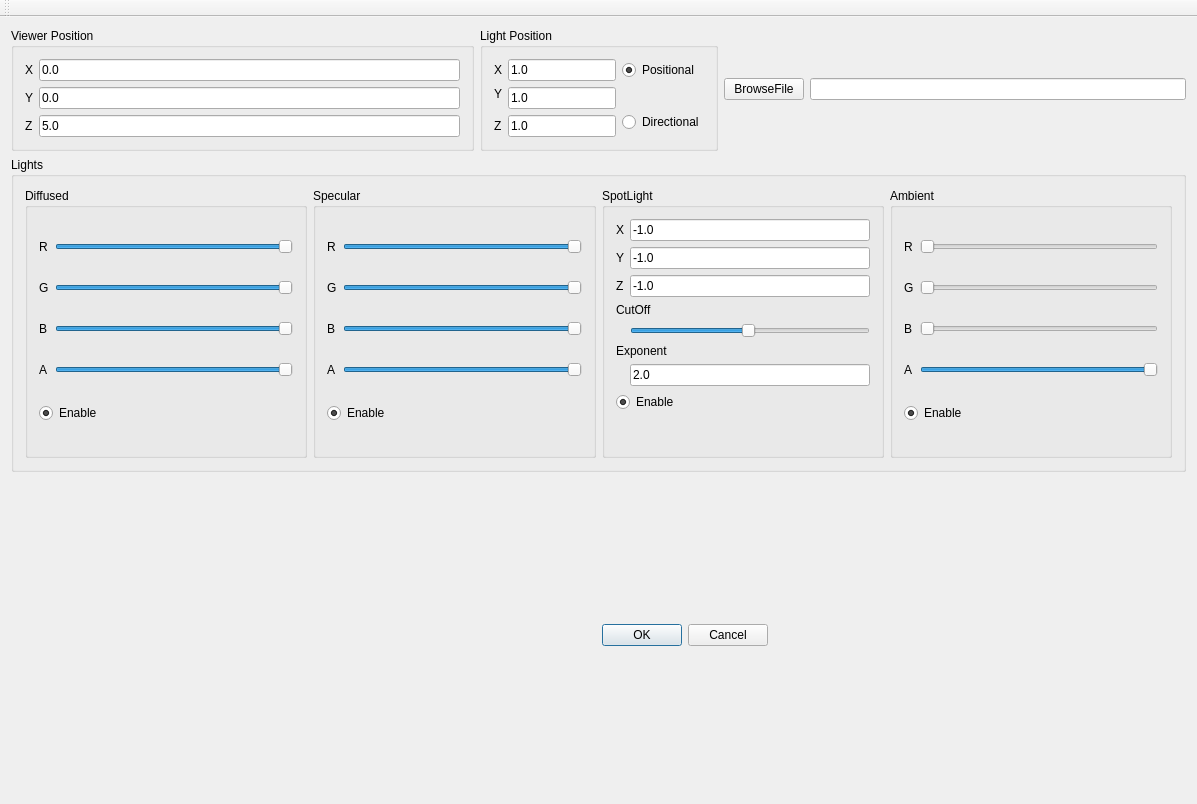
First picture: the form in mainwindow.ui, repository aayush90/GraphicsTermProject, before the edit.
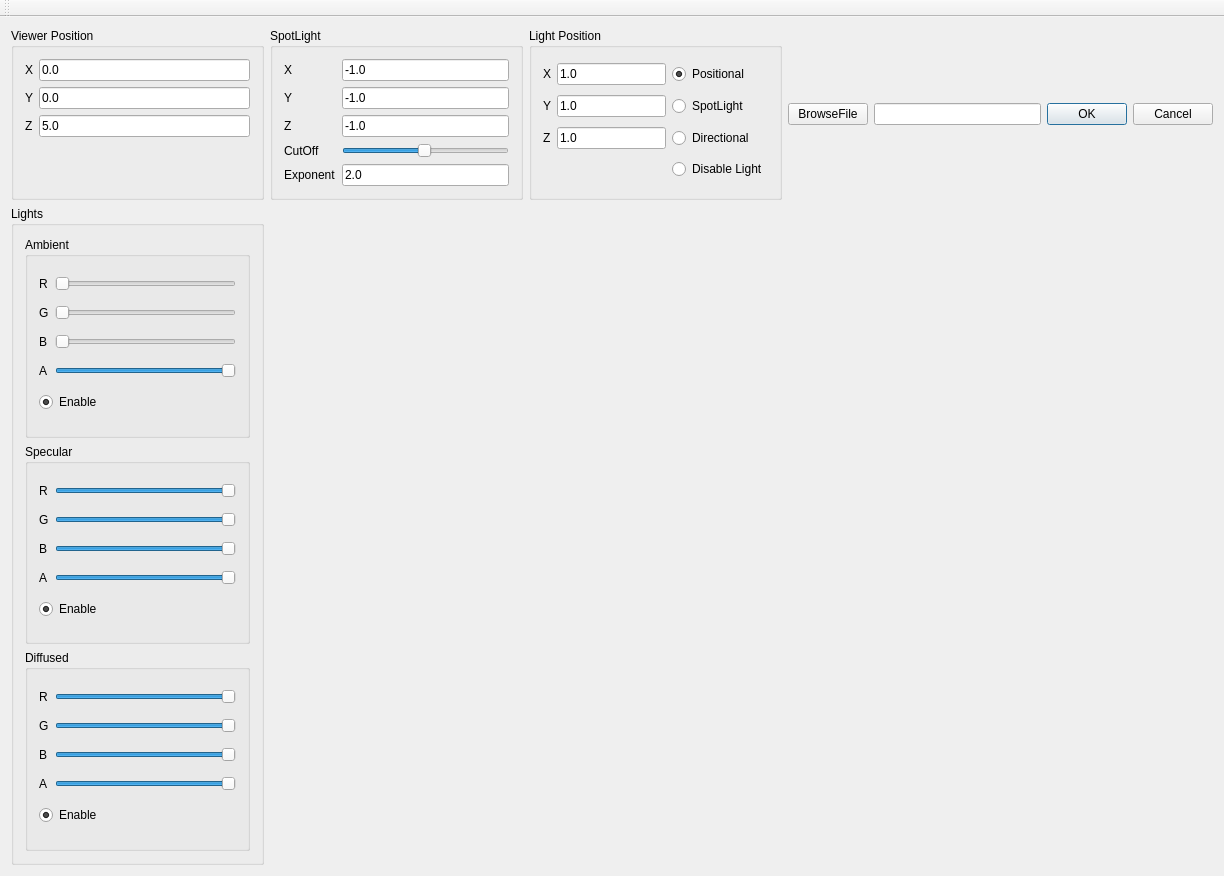
Second picture: the form after the edit. Custom widgets are drawn as their Qt base class.

```diff
--- a/mainwindow.ui
+++ b/mainwindow.ui
@@ -6,8 +6,8 @@
    <rect>
     <x>0</x>
     <y>0</y>
-    <width>1197</width>
-    <height>804</height>
+    <width>1224</width>
+    <height>876</height>
    </rect>
   </property>
   <property name="windowTitle">
@@ -15,17 +15,7 @@
   </property>
   <widget class="QWidget" name="centralWidget">
    <layout class="QGridLayout" name="gridLayout_5">
-    <item row="2" column="0" colspan="2">
-     <widget class="GLWidget" name="openglWidget" native="true">
-      <property name="sizePolicy">
-       <sizepolicy hsizetype="Expanding" vsizetype="Expanding">
-        <horstretch>0</horstretch>
-        <verstretch>0</verstretch>
-       </sizepolicy>
-      </property>
-     </widget>
-    </item>
-    <item row="0" column="1" colspan="2">
+    <item row="0" column="2">
      <widget class="QGroupBox" name="lightPosition">
       <property name="sizePolicy">
        <sizepolicy hsizetype="Expanding" vsizetype="Preferred">
@@ -37,20 +27,6 @@
        <string>Light Position</string>
       </property>
       <layout class="QGridLayout" name="gridLayout">
-       <item row="0" column="0">
-        <widget class="QLabel" name="light_xlabel">
-         <property name="text">
-          <string>X</string>
-         </property>
-        </widget>
-       </item>
-       <item row="0" column="1">
-        <widget class="QLineEdit" name="light_xtext">
-         <property name="text">
-          <string>1.0</string>
-         </property>
-        </widget>
-       </item>
        <item row="0" column="2">
         <widget class="QRadioButton" name="positionalLightEnable">
          <property name="text">
@@ -61,21 +37,14 @@
          </property>
         </widget>
        </item>
-       <item row="1" column="0">
-        <widget class="QLabel" name="light_ylabel">
-         <property name="text">
-          <string>Y</string>
-         </property>
-        </widget>
-       </item>
-       <item row="1" column="1" rowspan="2">
-        <widget class="QLineEdit" name="light_ytext">
+       <item row="0" column="1">
+        <widget class="QLineEdit" name="light_xtext">
          <property name="text">
           <string>1.0</string>
          </property>
         </widget>
        </item>
-       <item row="2" column="2" rowspan="2">
+       <item row="2" column="2">
         <widget class="QRadioButton" name="directionalLightEnable">
          <property name="text">
           <string>Directional</string>
@@ -85,20 +54,58 @@
          </property>
         </widget>
        </item>
-       <item row="3" column="0">
-        <widget class="QLabel" name="light_zlabel">
-         <property name="text">
-          <string>Z</string>
-         </property>
-        </widget>
-       </item>
-       <item row="3" column="1">
+       <item row="2" column="1">
         <widget class="QLineEdit" name="light_ztext">
          <property name="text">
           <string>1.0</string>
          </property>
         </widget>
        </item>
+       <item row="1" column="2">
+        <widget class="QRadioButton" name="spotlight_enable">
+         <property name="text">
+          <string>SpotLight</string>
+         </property>
+         <property name="checked">
+          <bool>false</bool>
+         </property>
+        </widget>
+       </item>
+       <item row="2" column="0">
+        <widget class="QLabel" name="light_zlabel">
+         <property name="text">
+          <string>Z</string>
+         </property>
+        </widget>
+       </item>
+       <item row="1" column="0">
+        <widget class="QLabel" name="light_ylabel">
+         <property name="text">
+          <string>Y</string>
+         </property>
+        </widget>
+       </item>
+       <item row="1" column="1">
+        <widget class="QLineEdit" name="light_ytext">
+         <property name="text">
+          <string>1.0</string>
+         </property>
+        </widget>
+       </item>
+       <item row="0" column="0">
+        <widget class="QLabel" name="light_xlabel">
+         <property name="text">
+          <string>X</string>
+         </property>
+        </widget>
+       </item>
+       <item row="3" column="2">
+        <widget class="QRadioButton" name="disableLight">
+         <property name="text">
+          <string>Disable Light</string>
+         </property>
+        </widget>
+       </item>
       </layout>
      </widget>
     </item>
@@ -114,6 +121,9 @@
        <string>Viewer Position</string>
       </property>
       <layout class="QFormLayout" name="formLayout">
+       <property name="fieldGrowthPolicy">
+        <enum>QFormLayout::AllNonFixedFieldsGrow</enum>
+       </property>
        <item row="0" column="0">
         <widget class="QLabel" name="viewer_xlabel">
          <property name="text">
@@ -162,7 +172,21 @@
       </layout>
      </widget>
     </item>
-    <item row="1" column="0" colspan="4">
+    <item row="0" column="3">
+     <layout class="QHBoxLayout" name="horizontalLayout">
+      <item>
+       <widget class="QPushButton" name="browseButton">
+        <property name="text">
+         <string>BrowseFile</string>
+        </property>
+       </widget>
+      </item>
+      <item>
+       <widget class="QLineEdit" name="inputFileText"/>
+      </item>
+     </layout>
+    </item>
+    <item row="1" column="0">
      <widget class="QGroupBox" name="lights">
       <property name="sizePolicy">
        <sizepolicy hsizetype="Expanding" vsizetype="Expanding">
@@ -173,25 +197,22 @@
       <property name="title">
        <string>Lights </string>
       </property>
-      <layout class="QHBoxLayout" name="horizontalLayout_2">
+      <layout class="QVBoxLayout" name="verticalLayout">
        <item>
-        <widget class="QGroupBox" name="diffused">
+        <widget class="QGroupBox" name="ambient">
          <property name="title">
-          <string>Diffused</string>
+          <string>Ambient</string>
          </property>
-         <layout class="QGridLayout" name="gridLayout_2">
+         <layout class="QGridLayout" name="gridLayout_4">
           <item row="0" column="0">
-           <widget class="QLabel" name="diffused_Rlabel">
+           <widget class="QLabel" name="ambient_Rlabel">
             <property name="text">
              <string>R</string>
             </property>
            </widget>
           </item>
           <item row="0" column="1">
-           <widget class="QSlider" name="diffused_Rslider">
-            <property name="toolTip">
-             <string/>
-            </property>
+           <widget class="QSlider" name="ambient_Rslider">
             <property name="minimum">
              <number>1</number>
             </property>
@@ -202,7 +223,7 @@
              <number>1</number>
             </property>
             <property name="value">
-             <number>100</number>
+             <number>1</number>
             </property>
             <property name="orientation">
              <enum>Qt::Horizontal</enum>
@@ -210,63 +231,54 @@
            </widget>
           </item>
           <item row="1" column="0">
-           <widget class="QLabel" name="diffused_Glabel">
+           <widget class="QLabel" name="ambient_Glabel">
             <property name="text">
              <string>G</string>
             </property>
            </widget>
           </item>
           <item row="1" column="1">
-           <widget class="QSlider" name="diffused_Gslider">
+           <widget class="QSlider" name="ambient_Gslider">
             <property name="minimum">
              <number>1</number>
             </property>
             <property name="maximum">
              <number>100</number>
             </property>
-            <property name="value">
-             <number>100</number>
-            </property>
-            <property name="tracking">
-             <bool>false</bool>
-            </property>
             <property name="orientation">
              <enum>Qt::Horizontal</enum>
             </property>
            </widget>
           </item>
           <item row="2" column="0">
-           <widget class="QLabel" name="diffused_Blabel">
+           <widget class="QLabel" name="ambient_Blabel">
             <property name="text">
              <string>B</string>
             </property>
            </widget>
           </item>
-          <item row="2" column="1">
-           <widget class="QSlider" name="diffused_Bslider">
-            <property name="minimum">
-             <number>1</number>
-            </property>
-            <property name="maximum">
-             <number>100</number>
-            </property>
-            <property name="value">
-             <number>100</number>
-            </property>
-            <property name="orientation">
-             <enum>Qt::Horizontal</enum>
-            </property>
-           </widget>
-          </item>
           <item row="3" column="0">
-           <widget class="QLabel" name="diffused_Alabel">
+           <widget class="QLabel" name="ambient_Alabel">
             <property name="text">
              <string>A</string>
             </property>
            </widget>
           </item>
+          <item row="2" column="1">
+           <widget class="QSlider" name="ambient_Bslider">
+            <property name="minimum">
+             <number>1</number>
+            </property>
+            <property name="maximum">
+             <number>100</number>
+            </property>
+            <property name="orientation">
+             <enum>Qt::Horizontal</enum>
+            </property>
+           </widget>
+          </item>
           <item row="3" column="1">
-           <widget class="QSlider" name="diffused_Aslider">
+           <widget class="QSlider" name="ambient_Aslider">
             <property name="minimum">
              <number>1</number>
             </property>
@@ -282,7 +294,7 @@
            </widget>
           </item>
           <item row="4" column="0" colspan="2">
-           <widget class="QRadioButton" name="diffused_enable">
+           <widget class="QRadioButton" name="ambient_enable">
             <property name="text">
              <string>Enable</string>
             </property>
@@ -356,22 +368,6 @@
             </property>
            </widget>
           </item>
-          <item row="2" column="1">
-           <widget class="QSlider" name="specular_Bslider">
-            <property name="minimum">
-             <number>1</number>
-            </property>
-            <property name="maximum">
-             <number>100</number>
-            </property>
-            <property name="value">
-             <number>100</number>
-            </property>
-            <property name="orientation">
-             <enum>Qt::Horizontal</enum>
-            </property>
-           </widget>
-          </item>
           <item row="3" column="0">
            <widget class="QLabel" name="specular_Alabel">
             <property name="text">
@@ -379,6 +375,22 @@
             </property>
            </widget>
           </item>
+          <item row="2" column="1">
+           <widget class="QSlider" name="specular_Bslider">
+            <property name="minimum">
+             <number>1</number>
+            </property>
+            <property name="maximum">
+             <number>100</number>
+            </property>
+            <property name="value">
+             <number>100</number>
+            </property>
+            <property name="orientation">
+             <enum>Qt::Horizontal</enum>
+            </property>
+           </widget>
+          </item>
           <item row="3" column="1">
            <widget class="QSlider" name="specular_Aslider">
             <property name="minimum">
@@ -409,11 +421,134 @@
         </widget>
        </item>
        <item>
+        <widget class="QGroupBox" name="diffused">
+         <property name="title">
+          <string>Diffused</string>
+         </property>
+         <layout class="QGridLayout" name="gridLayout_2">
+          <item row="0" column="1">
+           <widget class="QSlider" name="diffused_Rslider">
+            <property name="toolTip">
+             <string/>
+            </property>
+            <property name="minimum">
+             <number>1</number>
+            </property>
+            <property name="maximum">
+             <number>100</number>
+            </property>
+            <property name="singleStep">
+             <number>1</number>
+            </property>
+            <property name="value">
+             <number>100</number>
+            </property>
+            <property name="orientation">
+             <enum>Qt::Horizontal</enum>
+            </property>
+           </widget>
+          </item>
+          <item row="0" column="0">
+           <widget class="QLabel" name="diffused_Rlabel">
+            <property name="text">
+             <string>R</string>
+            </property>
+           </widget>
+          </item>
+          <item row="1" column="0">
+           <widget class="QLabel" name="diffused_Glabel">
+            <property name="text">
+             <string>G</string>
+            </property>
+           </widget>
+          </item>
+          <item row="1" column="1">
+           <widget class="QSlider" name="diffused_Gslider">
+            <property name="minimum">
+             <number>1</number>
+            </property>
+            <property name="maximum">
+             <number>100</number>
+            </property>
+            <property name="value">
+             <number>100</number>
+            </property>
+            <property name="tracking">
+             <bool>false</bool>
+            </property>
+            <property name="orientation">
+             <enum>Qt::Horizontal</enum>
+            </property>
+           </widget>
+          </item>
+          <item row="2" column="0">
+           <widget class="QLabel" name="diffused_Blabel">
+            <property name="text">
+             <string>B</string>
+            </property>
+           </widget>
+          </item>
+          <item row="3" column="0">
+           <widget class="QLabel" name="diffused_Alabel">
+            <property name="text">
+             <string>A</string>
+            </property>
+           </widget>
+          </item>
+          <item row="2" column="1">
+           <widget class="QSlider" name="diffused_Bslider">
+            <property name="minimum">
+             <number>1</number>
+            </property>
+            <property name="maximum">
+             <number>100</number>
+            </property>
+            <property name="value">
+             <number>100</number>
+            </property>
+            <property name="orientation">
+             <enum>Qt::Horizontal</enum>
+            </property>
+           </widget>
+          </item>
+          <item row="3" column="1">
+           <widget class="QSlider" name="diffused_Aslider">
+            <property name="minimum">
+             <number>1</number>
+            </property>
+            <property name="maximum">
+             <number>100</number>
+            </property>
+            <property name="value">
+             <number>100</number>
+            </property>
+            <property name="orientation">
+             <enum>Qt::Horizontal</enum>
+            </property>
+           </widget>
+          </item>
+          <item row="4" column="0" colspan="2">
+           <widget class="QRadioButton" name="diffused_enable">
+            <property name="text">
+             <string>Enable</string>
+            </property>
+            <property name="checked">
+             <bool>true</bool>
+            </property>
+           </widget>
+          </item>
+         </layout>
+        </widget>
+       </item>
+      </layout>
+     </widget>
+    </item>
+    <item row="0" column="1">
         <widget class="QGroupBox" name="spotlight">
          <property name="title">
           <string>SpotLight</string>
          </property>
-         <layout class="QFormLayout" name="formLayout_2">
+      <layout class="QGridLayout" name="gridLayout_6">
           <item row="0" column="0">
            <widget class="QLabel" name="spot_xlabel">
             <property name="text">
@@ -431,42 +566,42 @@
             </property>
            </widget>
           </item>
-          <item row="2" column="0">
+       <item row="1" column="0">
            <widget class="QLabel" name="spot_ylabel">
             <property name="text">
              <string>Y</string>
             </property>
            </widget>
           </item>
-          <item row="2" column="1">
+       <item row="1" column="1">
            <widget class="QLineEdit" name="spot_ytext">
             <property name="text">
              <string>-1.0</string>
             </property>
            </widget>
           </item>
-          <item row="4" column="0">
+       <item row="2" column="0">
            <widget class="QLabel" name="spot_zlabel">
             <property name="text">
              <string>Z</string>
             </property>
            </widget>
           </item>
-          <item row="4" column="1">
+       <item row="2" column="1">
            <widget class="QLineEdit" name="spot_ztext">
             <property name="text">
              <string>-1.0</string>
             </property>
            </widget>
           </item>
-          <item row="6" column="0" colspan="2">
+       <item row="3" column="0">
            <widget class="QLabel" name="spot_cutoffLabel">
             <property name="text">
              <string>CutOff</string>
             </property>
            </widget>
           </item>
-          <item row="7" column="1">
+       <item row="3" column="1">
            <widget class="QSlider" name="spot_cutoffSlider">
             <property name="toolTip">
              <string/>
@@ -488,159 +623,24 @@
             </property>
            </widget>
           </item>
-          <item row="9" column="0" colspan="2">
+       <item row="4" column="0">
            <widget class="QLabel" name="spot_exponentLabel">
             <property name="text">
              <string>Exponent</string>
             </property>
            </widget>
           </item>
-          <item row="10" column="1">
+       <item row="4" column="1">
            <widget class="QLineEdit" name="spot_exponentText">
             <property name="text">
              <string>2.0</string>
             </property>
            </widget>
           </item>
-          <item row="11" column="0" colspan="2">
-           <widget class="QRadioButton" name="spotlight_enable">
-            <property name="text">
-             <string>Enable</string>
-            </property>
-            <property name="checked">
-             <bool>true</bool>
-            </property>
-           </widget>
-          </item>
          </layout>
         </widget>
        </item>
-       <item>
-        <widget class="QGroupBox" name="ambient">
-         <property name="title">
-          <string>Ambient</string>
-         </property>
-         <layout class="QGridLayout" name="gridLayout_4">
-          <item row="0" column="0">
-           <widget class="QLabel" name="ambient_Rlabel">
-            <property name="text">
-             <string>R</string>
-            </property>
-           </widget>
-          </item>
-          <item row="0" column="1">
-           <widget class="QSlider" name="ambient_Rslider">
-            <property name="minimum">
-             <number>1</number>
-            </property>
-            <property name="maximum">
-             <number>100</number>
-            </property>
-            <property name="singleStep">
-             <number>1</number>
-            </property>
-            <property name="value">
-             <number>1</number>
-            </property>
-            <property name="orientation">
-             <enum>Qt::Horizontal</enum>
-            </property>
-           </widget>
-          </item>
-          <item row="1" column="0">
-           <widget class="QLabel" name="ambient_Glabel">
-            <property name="text">
-             <string>G</string>
-            </property>
-           </widget>
-          </item>
-          <item row="1" column="1">
-           <widget class="QSlider" name="ambient_Gslider">
-            <property name="minimum">
-             <number>1</number>
-            </property>
-            <property name="maximum">
-             <number>100</number>
-            </property>
-            <property name="orientation">
-             <enum>Qt::Horizontal</enum>
-            </property>
-           </widget>
-          </item>
-          <item row="2" column="0">
-           <widget class="QLabel" name="ambient_Blabel">
-            <property name="text">
-             <string>B</string>
-            </property>
-           </widget>
-          </item>
-          <item row="2" column="1">
-           <widget class="QSlider" name="ambient_Bslider">
-            <property name="minimum">
-             <number>1</number>
-            </property>
-            <property name="maximum">
-             <number>100</number>
-            </property>
-            <property name="orientation">
-             <enum>Qt::Horizontal</enum>
-            </property>
-           </widget>
-          </item>
-          <item row="3" column="0">
-           <widget class="QLabel" name="ambient_Alabel">
-            <property name="text">
-             <string>A</string>
-            </property>
-           </widget>
-          </item>
-          <item row="3" column="1">
-           <widget class="QSlider" name="ambient_Aslider">
-            <property name="minimum">
-             <number>1</number>
-            </property>
-            <property name="maximum">
-             <number>100</number>
-            </property>
-            <property name="value">
-             <number>100</number>
-            </property>
-            <property name="orientation">
-             <enum>Qt::Horizontal</enum>
-            </property>
-           </widget>
-          </item>
-          <item row="4" column="0" colspan="2">
-           <widget class="QRadioButton" name="ambient_enable">
-            <property name="text">
-             <string>Enable</string>
-            </property>
-            <property name="checked">
-             <bool>true</bool>
-            </property>
-           </widget>
-          </item>
-         </layout>
-        </widget>
-       </item>
-      </layout>
-     </widget>
-    </item>
-    <item row="0" column="3">
-     <layout class="QHBoxLayout" name="horizontalLayout">
-      <item>
-       <widget class="QPushButton" name="browseButton">
-        <property name="text">
-         <string>BrowseFile</string>
-        </property>
-       </widget>
-      </item>
-      <item>
-       <widget class="QLineEdit" name="inputFileText"/>
-      </item>
-     </layout>
-    </item>
-    <item row="2" column="2" colspan="2">
+    <item row="0" column="4">
      <widget class="QDialogButtonBox" name="ok">
       <property name="sizePolicy">
        <sizepolicy hsizetype="Fixed" vsizetype="Fixed">
@@ -653,6 +653,16 @@
       </property>
      </widget>
     </item>
+    <item row="1" column="1" colspan="4">
+     <widget class="GLWidget" name="openglWidget" native="true">
+      <property name="sizePolicy">
+       <sizepolicy hsizetype="Expanding" vsizetype="Expanding">
+        <horstretch>0</horstretch>
+        <verstretch>0</verstretch>
+       </sizepolicy>
+      </property>
+     </widget>
+    </item>
    </layout>
   </widget>
   <widget class="QToolBar" name="mainToolBar">
```
Lines whose indentation alone changed are shown as unchanged.
